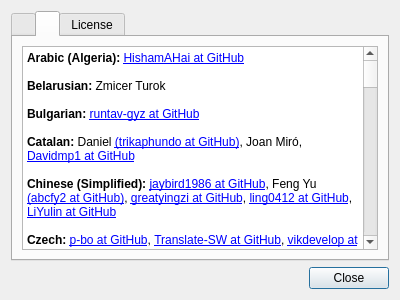
tsujan/Kvantum, file Kvantum/kvantummanager/about.ui: the form before one commit.
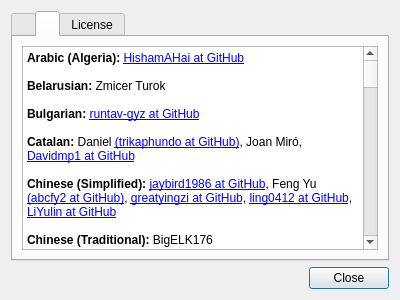
The form after the commit. The open tabs and pages were chosen to show the change.

Patch:
```diff
--- a/Kvantum/kvantummanager/about.ui
+++ b/Kvantum/kvantummanager/about.ui
@@ -107,6 +107,8 @@
 &lt;p style=&quot;-qt-paragraph-type:empty; margin-top:0px; margin-bottom:0px; margin-left:0px; margin-right:0px; -qt-block-indent:0; text-indent:0px;&quot;&gt;&lt;br /&gt;&lt;/p&gt;
 &lt;p style=&quot; margin-top:0px; margin-bottom:0px; margin-left:0px; margin-right:0px; -qt-block-indent:0; text-indent:0px;&quot;&gt;&lt;span style=&quot; font-weight:600;&quot;&gt;Chinese (Simplified):&lt;/span&gt; &lt;a href=&quot;https://github.com/jaybird1986&quot;&gt;jaybird1986 at GitHub&lt;/a&gt;, Feng Yu &lt;a href=&quot;https://github.com/abcfy2&quot;&gt;(abcfy2 at GitHub)&lt;/a&gt;, &lt;a href=&quot;https://github.com/greatyingzi&quot;&gt;greatyingzi at GitHub&lt;/a&gt;, &lt;a href=&quot;https://github.com/ling0412&quot;&gt;ling0412 at GitHub&lt;/a&gt;, &lt;a href=&quot;https://github.com/LiYulin-s&quot;&gt;LiYulin at GitHub&lt;/a&gt;&lt;/p&gt;
 &lt;p style=&quot;-qt-paragraph-type:empty; margin-top:0px; margin-bottom:0px; margin-left:0px; margin-right:0px; -qt-block-indent:0; text-indent:0px;&quot;&gt;&lt;br /&gt;&lt;/p&gt;
+&lt;p style=&quot; margin-top:0px; margin-bottom:0px; margin-left:0px; margin-right:0px; -qt-block-indent:0; text-indent:0px;&quot;&gt;&lt;span style=&quot; font-weight:600;&quot;&gt;Chinese (Traditional):&lt;/span&gt; BigELK176&lt;/p&gt;
+&lt;p style=&quot;-qt-paragraph-type:empty; margin-top:0px; margin-bottom:0px; margin-left:0px; margin-right:0px; -qt-block-indent:0; text-indent:0px;&quot;&gt;&lt;br /&gt;&lt;/p&gt;
 &lt;p style=&quot; margin-top:0px; margin-bottom:0px; margin-left:0px; margin-right:0px; -qt-block-indent:0; text-indent:0px;&quot;&gt;&lt;span style=&quot; font-weight:600;&quot;&gt;Czech:&lt;/span&gt; &lt;a href=&quot;https://github.com/p-bo&quot;&gt;p-bo at GitHub&lt;/a&gt;, &lt;a href=&quot;https://github.com/Translate-SW&quot;&gt;Translate-SW at GitHub&lt;/a&gt;, &lt;a href=&quot;https://github.com/vikdevelop&quot;&gt;vikdevelop at GitHub&lt;/a&gt;&lt;/p&gt;
 &lt;p style=&quot;-qt-paragraph-type:empty; margin-top:0px; margin-bottom:0px; margin-left:0px; margin-right:0px; -qt-block-indent:0; text-indent:0px;&quot;&gt;&lt;br /&gt;&lt;/p&gt;
 &lt;p style=&quot; margin-top:0px; margin-bottom:0px; margin-left:0px; margin-right:0px; -qt-block-indent:0; text-indent:0px;&quot;&gt;&lt;span style=&quot; font-weight:600;&quot;&gt;Danish:&lt;/span&gt; &lt;a href=&quot;https://github.com/larshenrikoern&quot;&gt;larshenrikoern at GitHub&lt;/a&gt;, Carl Andersen, Peter Jespersen &lt;a href=&quot;https://github.com/PeterJespersen&quot;&gt;&lt;span;&gt;(PeterJespersen at GitHub)&lt;/a&gt;&lt;/p&gt;
```
